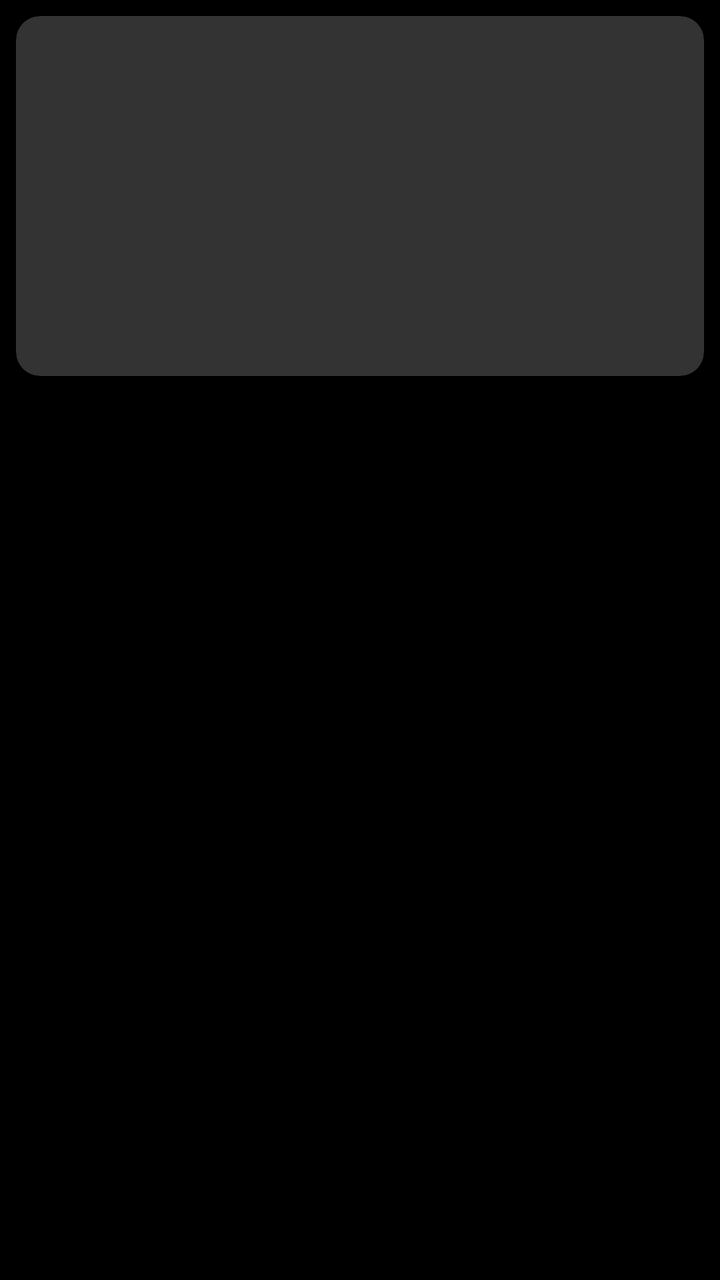
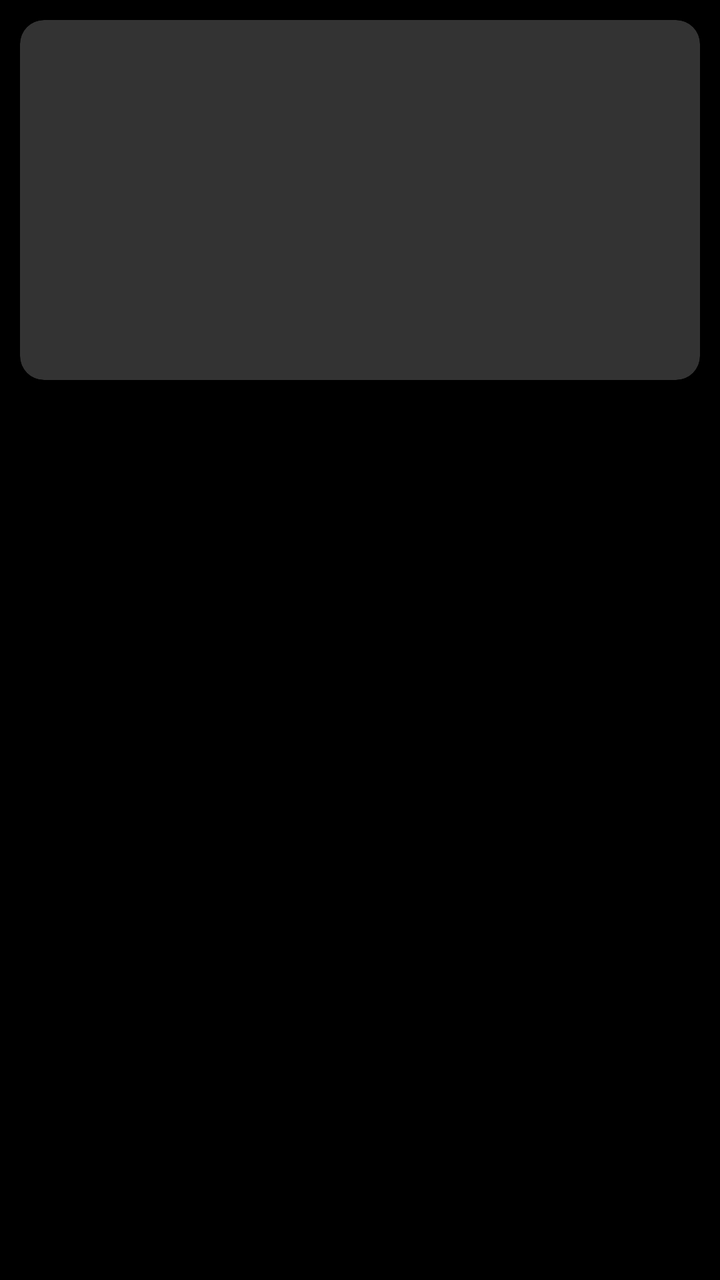

An Android layout rendered at two revisions. The XML below is the earlier revision; the diff shows what the commit changed to produce the second picture.
<!-- AndroidManifest.xml: application theme Theme.IMPD -->
<!-- res/layout/item_video.xml -->
<?xml version="1.0" encoding="utf-8"?>
<LinearLayout xmlns:android="http://schemas.android.com/apk/res/android"
    xmlns:app="http://schemas.android.com/apk/res-auto"
    android:layout_width="320dp"
    android:layout_height="wrap_content"
    android:layout_marginEnd="24dp"
    android:clickable="true"
    android:focusable="true"
    android:orientation="vertical"
    android:padding="8dp">

    <androidx.cardview.widget.CardView
        android:id="@+id/videoThumbnailCard"
        android:layout_width="match_parent"
        android:layout_height="180dp"
        app:cardBackgroundColor="#333333"
        app:cardCornerRadius="12dp"
        app:cardElevation="0dp">

        <ImageView
            android:id="@+id/videoThumbnail"
            android:layout_width="match_parent"
            android:layout_height="match_parent"
            android:scaleType="centerCrop" />
    </androidx.cardview.widget.CardView>

    <TextView
        android:id="@+id/videoTitle"
        android:layout_width="match_parent"
        android:layout_height="wrap_content"
        android:layout_marginTop="12dp"
        android:ellipsize="end"
        android:maxLines="2"
        android:textColor="@color/text_primary"
        android:textSize="18sp"
        android:textStyle="bold" />

</LinearLayout>
<!-- resources referenced by this layout -->
<resources>
  <color name="text_primary">#FFFFFFFF</color>
  <style name="Theme.IMPD" parent="Theme.AppCompat.NoActionBar">
          <item name="android:windowBackground">@android:color/black</item>
          <item name="android:windowFullscreen">true</item>
      </style>
</resources>

<!-- the commit's change to res/layout/item_video.xml (unified diff, before → after) -->
@@ -4,10 +4,13 @@
     android:layout_width="320dp"
     android:layout_height="wrap_content"
     android:layout_marginEnd="24dp"
+    android:background="@drawable/video_tile_background"
     android:clickable="true"
+    android:clipChildren="false"
+    android:clipToPadding="false"
     android:focusable="true"
     android:orientation="vertical"
-    android:padding="8dp">
+    android:padding="10dp">
 
     <androidx.cardview.widget.CardView
         android:id="@+id/videoThumbnailCard"
@@ -31,7 +34,7 @@
         android:layout_marginTop="12dp"
         android:ellipsize="end"
         android:maxLines="2"
-        android:textColor="@color/text_primary"
+        android:textColor="@color/text_secondary"
         android:textSize="18sp"
         android:textStyle="bold" />
 
<!-- resource entries referenced after the edit -->
@@ -1,9 +1,26 @@
 <!-- resources referenced by this layout -->
 <resources>
-  <color name="text_primary">#FFFFFFFF</color>
+  <color name="text_secondary">#B3FFFFFF</color>
+  <!-- drawable video_tile_background (drawable) -->
+  <?xml version="1.0" encoding="utf-8"?>
+  <selector xmlns:android="http://schemas.android.com/apk/res/android">
+      <item android:state_focused="true">
+          <shape android:shape="rectangle">
+              <solid android:color="@color/focus_fill" />
+              <corners android:radius="16dp" />
+          </shape>
+      </item>
+      <item>
+          <shape android:shape="rectangle">
+              <solid android:color="@android:color/transparent" />
+              <corners android:radius="16dp" />
+          </shape>
+      </item>
+  </selector>
   <style name="Theme.IMPD" parent="Theme.AppCompat.NoActionBar">
           <item name="android:windowBackground">@android:color/black</item>
           <item name="android:windowFullscreen">true</item>
       </style>
+  <color name="focus_fill">#40FFFFFF</color>
 </resources>
 
